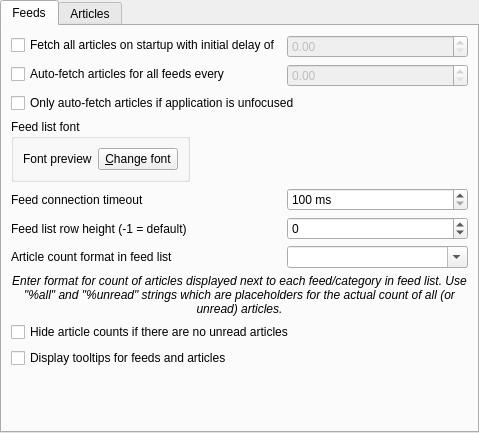
First picture: the form in src/librssguard/gui/settings/settingsfeedsmessages.ui, repository martinrotter/rssguard, before the edit.
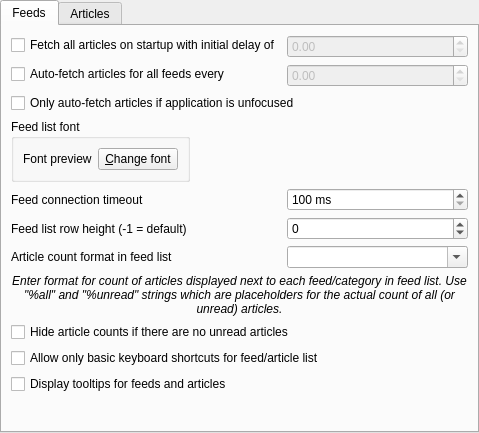
Second picture: the form after the edit. The open tabs and pages were chosen to show the change. Custom widgets are drawn as their Qt base class.

Commit message: fix settings window bug, fix shortcuts problem in lists

What changed in the file:
```diff
--- a/src/librssguard/gui/settings/settingsfeedsmessages.ui
+++ b/src/librssguard/gui/settings/settingsfeedsmessages.ui
@@ -236,14 +236,14 @@
          </property>
         </widget>
        </item>
-       <item row="9" column="0" colspan="2">
+       <item row="10" column="0" colspan="2">
         <widget class="QCheckBox" name="m_checkShowTooltips">
          <property name="text">
           <string>Display tooltips for feeds and articles</string>
          </property>
         </widget>
        </item>
-       <item row="10" column="0" colspan="2">
+       <item row="11" column="0" colspan="2">
         <spacer name="verticalSpacer">
          <property name="orientation">
           <enum>Qt::Vertical</enum>
@@ -256,6 +256,13 @@
          </property>
         </spacer>
        </item>
+       <item row="9" column="0" colspan="2">
+        <widget class="QCheckBox" name="m_cbListsRestrictedShortcuts">
+         <property name="text">
+          <string>Allow only basic keyboard shortcuts for feed/article list</string>
+         </property>
+        </widget>
+       </item>
       </layout>
      </widget>
      <widget class="QWidget" name="m_tabMessages">
```
Left out of the diff: 3 changed lines with no effect on the pictures. The commit also changes 6 other files.
